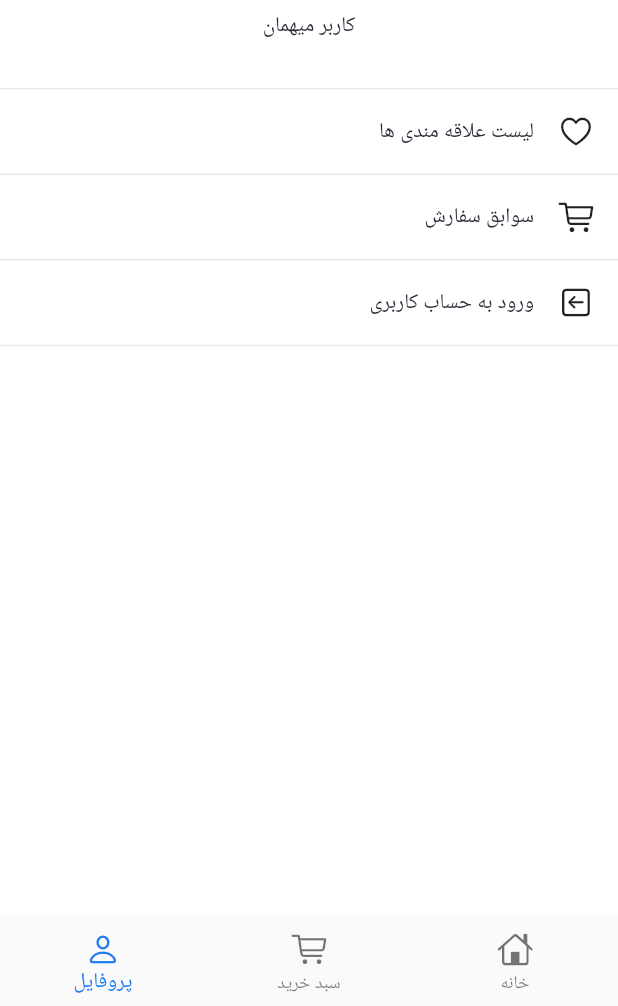
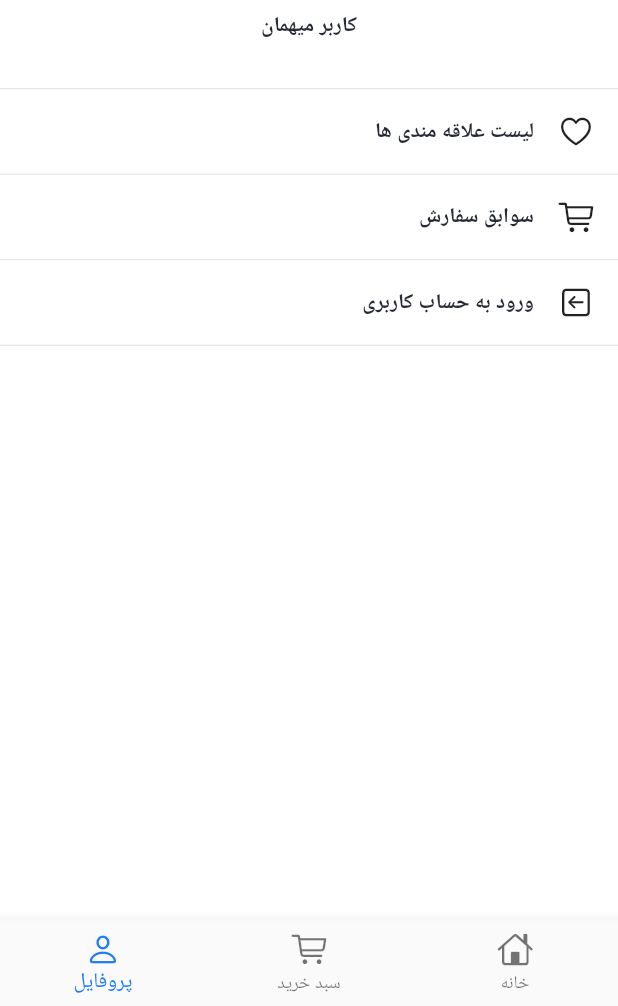
Before and after one commit to mehdi2960/ecommerce_flutter, a Flutter app: the screen it shows after launch, item 3 of the bottom bar chosen, on a phone screen of 412 x 824 dp, the part 230-1236 px from its top. Run offline on Flutter 3.47's test engine with Material 2 defaults, Android fonts, the phone set to English and light mode, and no system bars; our stand-ins replace bloc, cached_network_image, dio, equatable, flutter_bloc, flutter_svg and 6 more; accounts and stored records are empty; network calls fail; Roboto replaces fonts that are missing (Yekan).

```diff
--- a/lib/ui/profile/profile_screen.dart
+++ b/lib/ui/profile/profile_screen.dart
@@ -9,6 +9,7 @@ import 'package:nike_ecommerce_flutter/data/repo/auth_repository.dart';
 import 'package:nike_ecommerce_flutter/data/repo/cart_repository.dart';
 import 'package:nike_ecommerce_flutter/ui/auth/auth.dart';
 import 'package:nike_ecommerce_flutter/ui/favorite/favorite_screen.dart';
+import 'package:nike_ecommerce_flutter/ui/order/order_history_screen.dart';
 
 class ProfileScreen extends StatelessWidget {
   const ProfileScreen({Key? key}) : super(key: key);
@@ -39,7 +40,11 @@ class ProfileScreen extends StatelessWidget {
                     ),
                     child: Image.asset('assets/img/nike_logo.png'),
                   ),
-                  Text(isLogin ? authInfo.email : 'کاربر میهمان'),
+                  Text(
+                    isLogin ? authInfo.email : 'کاربر میهمان',
+                    style: const TextStyle(
+                        fontWeight: FontWeight.bold, fontSize: 14),
+                  ),
                   const SizedBox(
                     height: 32,
                   ),
@@ -63,14 +68,21 @@ class ProfileScreen extends StatelessWidget {
                           SizedBox(
                             width: 16,
                           ),
-                          Text('لیست علاقه مندی ها'),
+                          Text(
+                            'لیست علاقه مندی ها',
+                            style: TextStyle(
+                                fontWeight: FontWeight.bold, fontSize: 14),
+                          ),
                         ],
                       ),
                     ),
                   ),
                   const Divider(height: 1),
                   InkWell(
-                    onTap: () {},
+                    onTap: () {
+                      Navigator.of(context).push(MaterialPageRoute(
+                          builder: (context) => const OrderHistoryScreen()));
+                    },
                     child: Container(
                       padding: const EdgeInsets.fromLTRB(16, 0, 16, 0),
                       height: 56,
@@ -80,7 +92,13 @@ class ProfileScreen extends StatelessWidget {
                           SizedBox(
                             width: 16,
                           ),
-                          Text('سوابق سفارش'),
+                          Text(
+                            'سوابق سفارش',
+                            style: TextStyle(
+                              fontWeight: FontWeight.bold,
+                              fontSize: 14,
+                            ),
+                          ),
                         ],
                       ),
                     ),
@@ -122,8 +140,10 @@ class ProfileScreen extends StatelessWidget {
                         );
                       } else {
                         Navigator.of(context, rootNavigator: true).push(
-                            MaterialPageRoute(
-                                builder: (context) => const AuthScreen()));
+                          MaterialPageRoute(
+                            builder: (context) => const AuthScreen(),
+                          ),
+                        );
                       }
                     },
                     child: Container(
@@ -141,8 +161,12 @@ class ProfileScreen extends StatelessWidget {
                           ),
                           Text(
                             isLogin
-                                ? 'خروچ از حساب کاربری'
+                                ? 'خروج از حساب کاربری'
                                 : 'ورود به حساب کاربری',
+                            style: const TextStyle(
+                              fontWeight: FontWeight.bold,
+                              fontSize: 14,
+                            ),
                           ),
                         ],
                       ),
```
Also changed, not shown: lib/data/order.dart (+16 -0 lines), lib/data/repo/order_repository.dart (+6 -1 lines), lib/data/source/order_data_source.dart (+7 -0 lines), lib/ui/order/bloc/order_history_bloc.dart (added, +25 -0 lines), lib/ui/order/bloc/order_history_event.dart (added, +10 -0 lines), lib/ui/order/bloc/order_history_state.dart (added, +28 -0 lines), lib/ui/order/order_history_screen.dart (added, +110 -0 lines).
